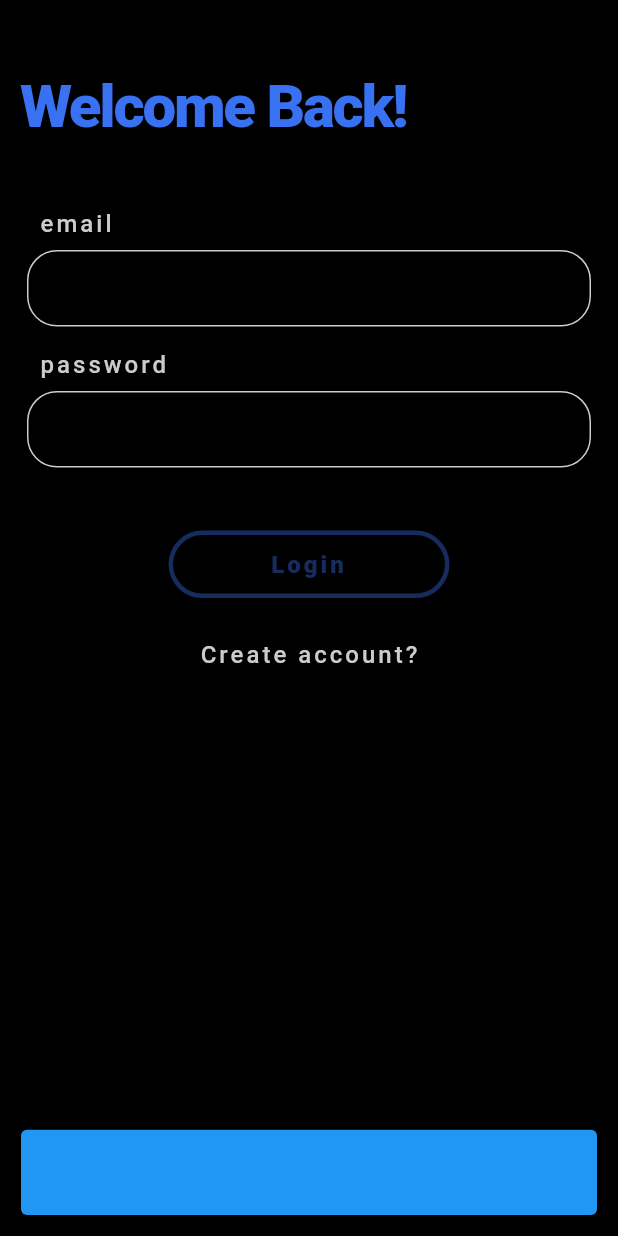
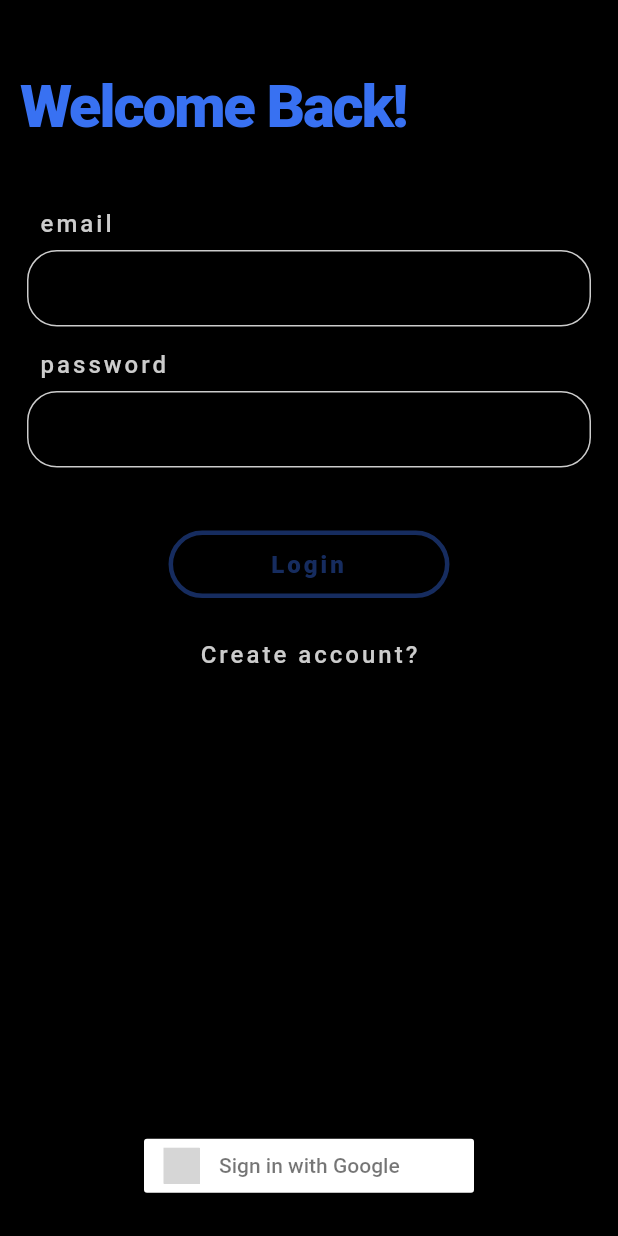
Before and after one commit to DavorStajcer/Text-Mutator-Application, a Flutter app: the screen it shows after launch, on a phone screen of 412 x 824 dp. Run offline on Flutter 3.47's test engine with Material 2 defaults, Android fonts, the phone set to English and light mode, and no system bars; drawn by our look-alikes of auto_size_text; our stand-ins replace bloc, cloud_firestore, dartz, email_validator, equatable, firebase_auth and 11 more; accounts and stored records are empty; grey boxes are pictures that could not be loaded.

Commit message:
finished goodle sign in

```diff
--- a/lib/functions/authenticating_user/domain/contracts/user_authenticator.dart
+++ b/lib/functions/authenticating_user/domain/contracts/user_authenticator.dart
@@ -5,7 +5,7 @@ import '../../../../core/error/failures/failure.dart';
 abstract class UserAuthenticator {
   Future<Either<Failure, void>> authenticateUserWithEmailAndPassword(
       String email, String password);
-  Future<Either<Failure, void>> authenticateUserWithGoogle();
+  Future<Either<Failure, bool>> authenticateUserWithGoogle();
 
   Future<Either<Failure, void>> signUp(String email, String password);
 
--- a/lib/functions/authenticating_user/view/widgets/google_login_button.dart
+++ b/lib/functions/authenticating_user/view/widgets/google_login_button.dart
@@ -1,5 +1,6 @@
 import 'package:flutter/material.dart';
 import 'package:flutter_bloc/flutter_bloc.dart';
+import 'package:flutter_signin_button/flutter_signin_button.dart';
 import 'package:text_mutator/functions/authenticating_user/view/auth_bloc/auth_bloc_bloc.dart';
 
 class GoogleLogInButton extends StatelessWidget {
@@ -9,15 +10,9 @@ class GoogleLogInButton extends StatelessWidget {
   Widget build(BuildContext context) {
     final AuthBloc _authBloc = BlocProvider.of<AuthBloc>(context);
 
-    return GestureDetector(
-      onTap: () => _authBloc.add(LogInGoogle()),
-      child: Container(
-        height: 80,
-        decoration: BoxDecoration(
-            color: Colors.blue,
-            borderRadius: BorderRadius.all(Radius.circular(4))),
-        child: null,
-      ),
+    return SignInButton(
+      Buttons.Google,
+      onPressed: () => _authBloc.add(LogInGoogle()),
     );
   }
 }
--- a/lib/functions/authetication_checker/view/authentication_checker_bloc/authentication_checker_bloc.dart
+++ b/lib/functions/authetication_checker/view/authentication_checker_bloc/authentication_checker_bloc.dart
@@ -46,6 +46,7 @@ class AuthenticationCheckerBloc
   Stream<AuthenticationCheckerState> mapEventToState(
     AuthenticationCheckerEvent event,
   ) async* {
+    log(event.toString());
     if (event is AuthenticationStateChanged)
       yield event.isLogedIn ? UserAuthenticated() : UserNotAuthenticated();
   }
--- a/lib/functions/result_presentation/data/datasources/network_data_source.dart
+++ b/lib/functions/result_presentation/data/datasources/network_data_source.dart
@@ -1,8 +1,6 @@
 import 'dart:developer';
 
 import 'package:cloud_firestore/cloud_firestore.dart';
-import 'package:firebase_auth/firebase_auth.dart';
-import 'package:flutter/cupertino.dart';
 import 'package:text_mutator/core/authentication/signed_user_provider.dart';
 import '../enteties/result_model.dart';
 
--- a/lib/main.dart
+++ b/lib/main.dart
@@ -81,7 +81,7 @@ class MyApp extends StatelessWidget {
                   home: BlocBuilder<AuthenticationCheckerBloc,
                       AuthenticationCheckerState>(
                     builder: (context, state) {
-                      log(state.toString());
+                      log('auth state:    ' + state.toString());
                       if (state is UserAuthenticated) return WelcomePage();
                       if (state is UserNotAuthenticated)
                         return AuthenticationPage();
--- a/pubspec.yaml
+++ b/pubspec.yaml
@@ -33,6 +33,7 @@ dependencies:
   firebase_core: ^1.1.0
   fl_chart: ^0.36.1
   flutter_bloc: ^7.0.0
+  flutter_signin_button: ^2.0.0
   flutter_svg: ^0.22.0
   flutter_switch: ^0.3.1
   get_it: ^7.1.3
```
Also changed, not shown: lib/functions/authenticating_user/data/user_authenticator_impl.dart (+4 -3 lines), lib/functions/authenticating_user/view/auth_bloc/auth_bloc_bloc.dart (+15 -1 lines), pubspec.lock, 2 other files.
